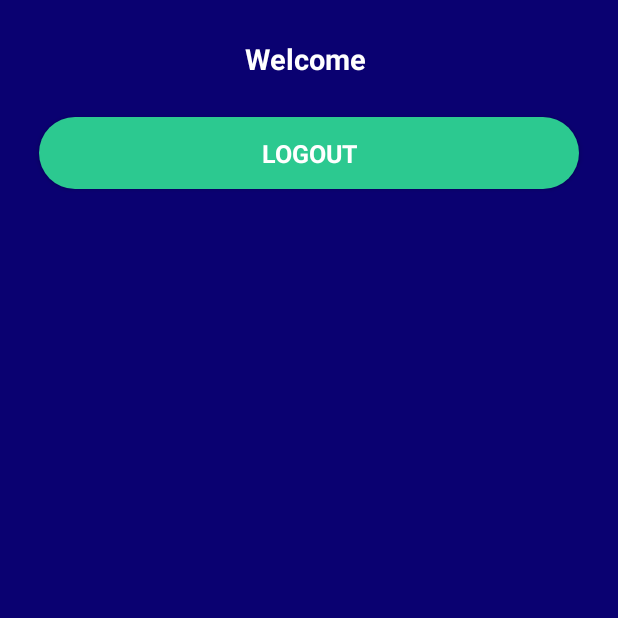
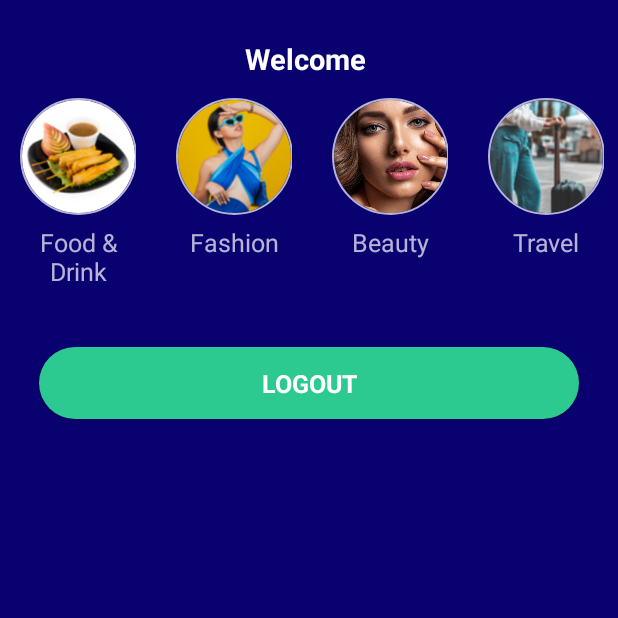
Before and after one commit to sahetu/MayInternship23, an Android app: the HomeActivity screen opened directly, with no data from a screen before it, on a phone screen of 412 x 824 dp, the top half of it. Run offline under Robolectric (Android 15) with nearby library versions, the phone set to English and light mode, and no system bars; our stand-ins replace CircleImageView, sdp/ssp sizes; Roboto replaces fonts that are not available here.

Commit message:
23rd May Code Push

```diff
--- a/app/build.gradle
+++ b/app/build.gradle
@@ -37,6 +37,9 @@ dependencies {
     //Responsive UI
     implementation 'com.intuit.sdp:sdp-android:1.1.0'
 
+    //Circle Imageview
+    implementation 'de.hdodenhof:circleimageview:3.1.0'
+
     testImplementation 'junit:junit:4.13.2'
     androidTestImplementation 'androidx.test.ext:junit:1.1.5'
     androidTestImplementation 'androidx.test.espresso:espresso-core:3.5.1'
--- /dev/null
+++ b/app/src/main/java/may/internship/CategoryAdapter.java
@@ -0,0 +1,56 @@
+package may.internship;
+
+import android.content.Context;
+import android.view.LayoutInflater;
+import android.view.View;
+import android.view.ViewGroup;
+import android.widget.ImageView;
+import android.widget.TextView;
+
+import androidx.annotation.NonNull;
+import androidx.recyclerview.widget.RecyclerView;
+
+import de.hdodenhof.circleimageview.CircleImageView;
+
+public class CategoryAdapter extends RecyclerView.Adapter<CategoryAdapter.MyHolder> {
+
+    Context context;
+    String[] catNameArray;
+    int[] categoryImageArray;
+
+    public CategoryAdapter(Context context, String[] categoryNameArray, int[] categoryImageArray) {
+        this.context = context;
+        catNameArray = categoryNameArray;
+        this.categoryImageArray = categoryImageArray;
+    }
+
+    @NonNull
+    @Override
+    public MyHolder onCreateViewHolder(@NonNull ViewGroup parent, int viewType) {
+        View view = LayoutInflater.from(parent.getContext()).inflate(R.layout.custom_category,parent,false);
+        return new MyHolder(view);
+    }
+
+    public class MyHolder extends RecyclerView.ViewHolder {
+
+        CircleImageView imageView;
+        TextView name;
+        public MyHolder(@NonNull View itemView) {
+            super(itemView);
+            imageView = itemView.findViewById(R.id.custom_category_image);
+            name = itemView.findViewById(R.id.custom_category_name);
+        }
+    }
+
+    @Override
+    public void onBindViewHolder(@NonNull MyHolder holder, int position) {
+        holder.imageView.setImageResource(categoryImageArray[position]);
+        holder.name.setText(catNameArray[position]);
+    }
+
+    @Override
+    public int getItemCount() {
+        return catNameArray.length;
+    }
+
+}
--- a/app/src/main/java/may/internship/HomeActivity.java
+++ b/app/src/main/java/may/internship/HomeActivity.java
@@ -1,6 +1,9 @@
 package may.internship;
 
 import androidx.appcompat.app.AppCompatActivity;
+import androidx.recyclerview.widget.DefaultItemAnimator;
+import androidx.recyclerview.widget.RecyclerView;
+import androidx.recyclerview.widget.StaggeredGridLayoutManager;
 
 import android.content.SharedPreferences;
 import android.os.Bundle;
@@ -14,6 +17,12 @@ public class HomeActivity extends AppCompatActivity {
     SharedPreferences sp;
 
     Button logout;
+
+    RecyclerView categoryRecyclerview;
+
+    String[] categoryNameArray = {"Food & Drink","Fashion","Beauty","Travel","Health","Bakery"};
+    int[] categoryImageArray = {R.drawable.food_drink,R.drawable.fashion,R.drawable.beauty,R.drawable.travel,R.drawable.health,R.drawable.bakery};
+
 
     @Override
     protected void onCreate(Bundle savedInstanceState) {
@@ -39,6 +48,12 @@ public class HomeActivity extends AppCompatActivity {
 
         name.setText("Welcome "+sp.getString(ConstantData.NAME,""));
 
+        categoryRecyclerview = findViewById(R.id.home_category);
+        categoryRecyclerview.setLayoutManager(new StaggeredGridLayoutManager(1,StaggeredGridLayoutManager.HORIZONTAL));
+        categoryRecyclerview.setItemAnimator(new DefaultItemAnimator());
+
+        CategoryAdapter catAdapter = new CategoryAdapter(HomeActivity.this,categoryNameArray,categoryImageArray);
+        categoryRecyclerview.setAdapter(catAdapter);
     }
 
     @Override
--- a/app/src/main/res/layout/activity_home.xml
+++ b/app/src/main/res/layout/activity_home.xml
@@ -9,12 +9,17 @@
     tools:context=".HomeActivity">
 
     <TextView
-        android:layout_marginTop="@dimen/_20sdp"
-        android:layout_gravity="center"
         android:id="@+id/home_name"
         style="@style/text_white_bold_18"
         android:layout_width="wrap_content"
-        android:layout_height="wrap_content"/>
+        android:layout_height="wrap_content"
+        android:layout_gravity="center"
+        android:layout_marginTop="@dimen/_20sdp" />
+
+    <androidx.recyclerview.widget.RecyclerView
+        android:id="@+id/home_category"
+        android:layout_width="match_parent"
+        android:layout_height="wrap_content" />
 
     <Button
         android:id="@+id/home_logout"
--- /dev/null
+++ b/app/src/main/res/layout/custom_category.xml
@@ -0,0 +1,26 @@
+<?xml version="1.0" encoding="utf-8"?>
+<LinearLayout xmlns:android="http://schemas.android.com/apk/res/android"
+    xmlns:app="http://schemas.android.com/apk/res-auto"
+    android:layout_width="@dimen/_80sdp"
+    android:layout_height="wrap_content"
+    android:gravity="center"
+    android:orientation="vertical"
+    android:padding="@dimen/_10sdp">
+
+    <de.hdodenhof.circleimageview.CircleImageView
+        android:id="@+id/custom_category_image"
+        android:layout_width="@dimen/_60sdp"
+        android:layout_height="@dimen/_60sdp"
+        app:civ_border_color="@color/white_transparent_70"
+        app:civ_border_width="@dimen/_1sdp"
+        app:civ_circle_background_color="@color/white_transparent_80" />
+
+    <TextView
+        android:id="@+id/custom_category_name"
+        style="@style/text_white_trans_16"
+        android:layout_width="match_parent"
+        android:layout_height="wrap_content"
+        android:layout_marginTop="@dimen/_5sdp"
+        android:gravity="center" />
+
+</LinearLayout>
```
Also changed, not shown: app/src/main/res/drawable/bakery.png (added), app/src/main/res/drawable/beauty.png (added), app/src/main/res/drawable/fashion.png (added), app/src/main/res/drawable/food_drink.png (added), app/src/main/res/drawable/health.png (added), app/src/main/res/drawable/travel.png (added).
